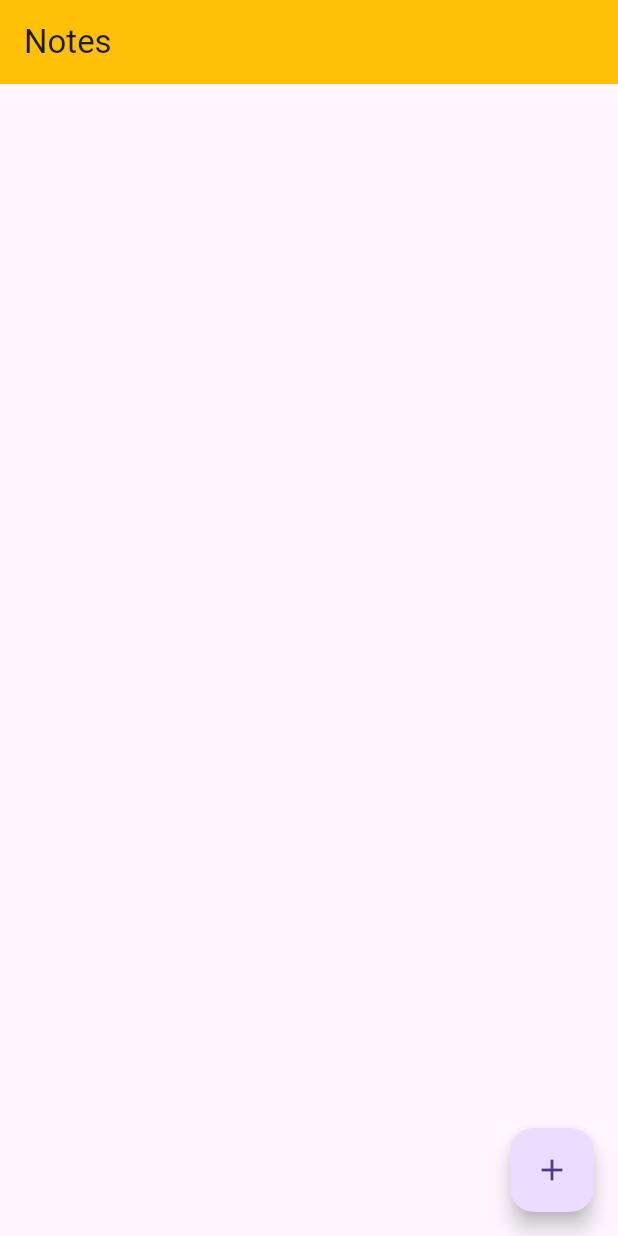
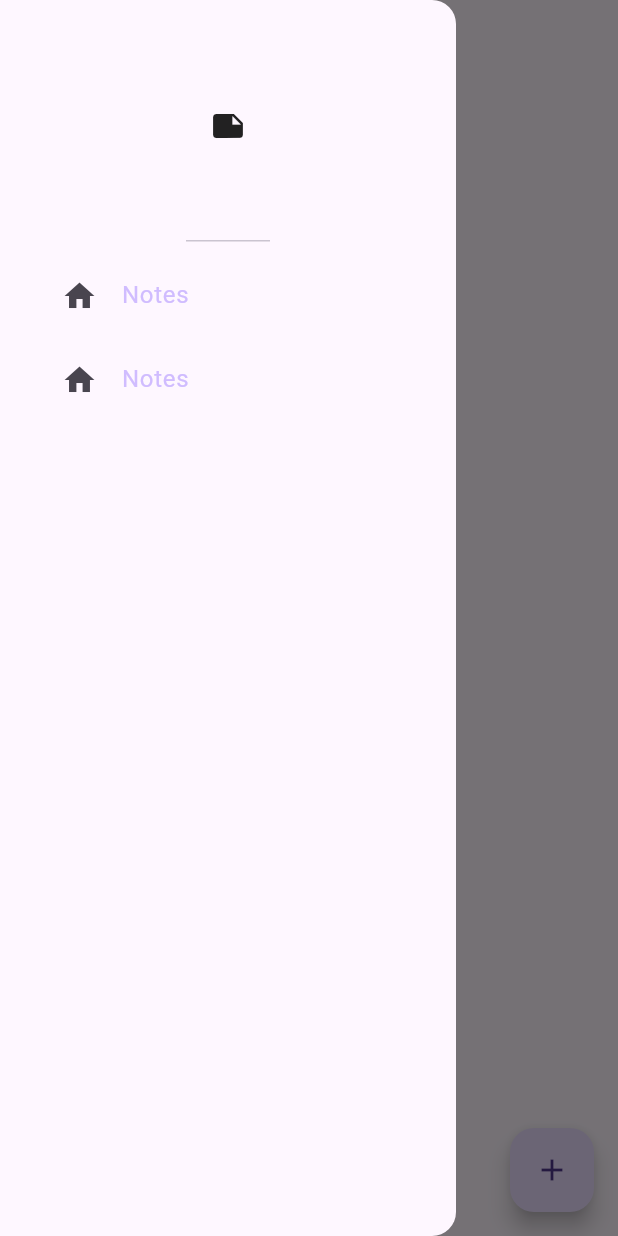
Before and after one commit to hamzeedev/flutter_isar, a Flutter app: the screen it shows after launch, with the side drawer open (before the commit the screen has no drawer), on a phone screen of 412 x 824 dp. Run offline on Flutter 3.47's test engine with Material 3 defaults, Android fonts, the phone set to English and light mode, and no system bars; our stand-ins replace google_fonts, isar; accounts and stored records are empty; generated files the repository leaves out were written again.

Commit message:
theme added

```diff
--- /dev/null
+++ b/lib/components/drawer.dart
@@ -0,0 +1,32 @@
+import 'package:flutter/material.dart';
+import 'package:flutter_isar/components/drawer_tile.dart';
+
+class MyDrawer extends StatelessWidget {
+  const MyDrawer({super.key});
+
+  @override
+  Widget build(BuildContext context) {
+    return Drawer(
+      backgroundColor: Theme.of(context).colorScheme.surface,
+      child:  Column(
+        children: [
+          // header
+          const DrawerHeader(child: Icon(Icons.note)),
+
+          // notes tile
+          DrawerTile(
+            title: 'Notes',
+            leading: const Icon(Icons.home),
+            onTap: ()=> Navigator.pop(context),
+            ),
+          // setting tile
+          DrawerTile(
+            title: 'Notes',
+            leading: const Icon(Icons.home),
+            onTap: (){},
+            ),
+        ],
+      ),
+    );
+  }
+}
--- /dev/null
+++ b/lib/components/drawer_tile.dart
@@ -0,0 +1,30 @@
+import 'package:flutter/material.dart';
+
+class DrawerTile extends StatelessWidget {
+
+  final String title;
+  final Widget leading;
+  final void Function()? onTap;
+
+  const DrawerTile({
+    super.key,
+    required this.title,
+    required this.leading,
+    this.onTap
+    });
+
+  @override
+  Widget build(BuildContext context) {
+    return Padding(
+      padding: const EdgeInsets.only(left:25.0),
+      child: ListTile(
+        title: Text(
+          title,
+          style: TextStyle(color: Theme.of(context).colorScheme.inversePrimary),
+        ),
+        leading: leading,
+        onTap: onTap,
+      ),
+    );
+  }
+}
--- a/lib/pages/notes_page.dart
+++ b/lib/pages/notes_page.dart
@@ -1,6 +1,8 @@
 import 'package:flutter/material.dart';
+import 'package:flutter_isar/components/drawer.dart';
 import 'package:flutter_isar/model/note.dart';
 import 'package:flutter_isar/model/note_database.dart';
+import 'package:google_fonts/google_fonts.dart';
 import 'package:provider/provider.dart';
 
 class NotesPage extends StatefulWidget {
@@ -94,12 +96,33 @@
     List<Note> currentNote = noteDatabase.currentNotes;
 
     return Scaffold(
-      appBar: AppBar(backgroundColor: Colors.amber,title: const Text('Notes'), ),
-      floatingActionButton: FloatingActionButton(
-        onPressed: createNote,
-        child: const Icon(Icons.add),
+
+      appBar: AppBar(elevation: 0,backgroundColor: Colors.transparent,foregroundColor: Theme.of(context).colorScheme.inversePrimary,),
+
+      backgroundColor: Theme.of(context).colorScheme.surface,
+
+      floatingActionButton: FloatingActionButton(onPressed: createNote,child: const Icon(Icons.add),),
+
+      drawer: const MyDrawer(),
+
+      body: Column(
+        crossAxisAlignment: CrossAxisAlignment.start,
+        children: [
+          //Heading
+           Padding(
+            padding: const EdgeInsets.only(left:25),
+            child: Text(
+              'Notes',
+              style: GoogleFonts.dmSerifText(
+                fontSize: 48,
+                color: Theme.of(context).colorScheme.inversePrimary,
               ),
-      body: ListView.builder(
+              ),
+            ),
+
+          // Notes list
+          Expanded(
+          child: ListView.builder(
             itemCount: currentNote.length,
             itemBuilder: (context, index) {
             // get individual note
@@ -124,6 +147,10 @@
               ),
             );
           }),
+        ),
+        ],
+
+      ),
     );
   }
 }
--- a/pubspec.yaml
+++ b/pubspec.yaml
@@ -40,6 +40,7 @@
   path_provider: ^2.1.3
   provider: ^6.1.2
   json_serializable: ^6.8.0
+  google_fonts: ^6.2.1
 
 dev_dependencies:
   analyzer: ^5.13.0
```
Also changed, not shown: lib/main.dart (+9 -4 lines), lib/theme/theme.dart (added, +24 -0 lines), lib/theme/theme_provider.dart (added, +29 -0 lines), pubspec.lock. Lines whose indentation alone changed are shown as unchanged.
